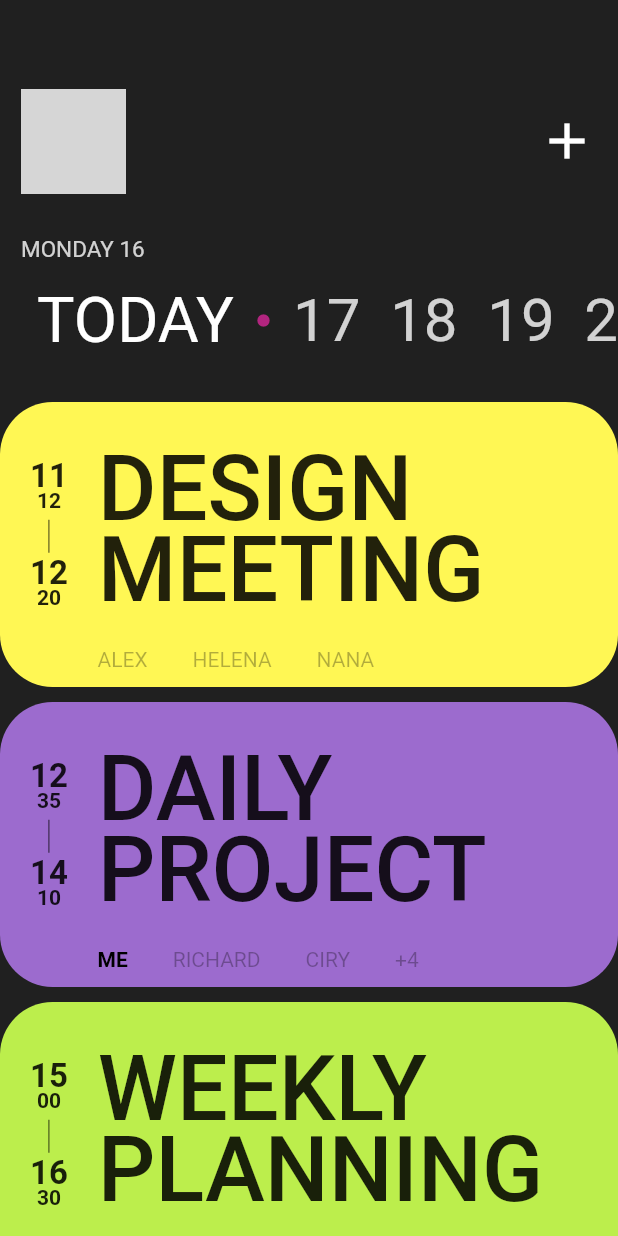
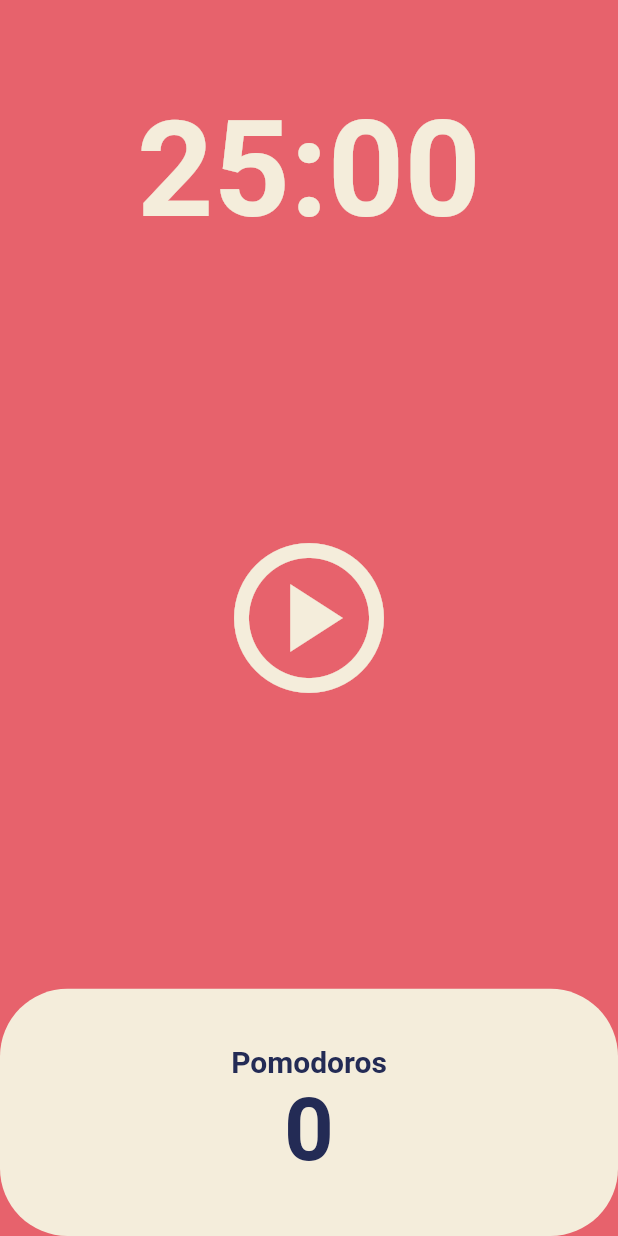
Before and after one commit to ukiiing00/toonflix, a Flutter app: the screen it shows after launch, on a phone screen of 412 x 824 dp. Run offline on Flutter 3.47's test engine with Material 2 defaults, Android fonts, the phone set to English and light mode, and no system bars; grey boxes are pictures that could not be loaded.

Commit message:
POMODORO APP

```diff
--- a/lib/main.dart
+++ b/lib/main.dart
@@ -1,10 +1,33 @@
 import 'package:flutter/material.dart';
+import 'package:toonflix/screens/home_screen.dart';
 import 'package:toonflix/widgets/button.dart';
 import 'package:toonflix/widgets/currency_card.dart';
 import 'package:toonflix/widgets/schedule_card.dart';
 
 void main() {
-  runApp(const CodeChallenge());
+  runApp(const Pomodoro());
+}
+
+class Pomodoro extends StatelessWidget {
+  const Pomodoro({super.key});
+
+  @override
+  Widget build(BuildContext context) {
+    return MaterialApp(
+      theme: ThemeData(
+        textTheme: const TextTheme(
+          displayLarge: TextStyle(
+            color: Color(0xFF232B55),
+          ),
+        ),
+        cardColor: const Color(0xFFF4EDDB),
+        colorScheme: ColorScheme.fromSwatch(
+          backgroundColor: const Color(0xFFE7626C),
+        ),
+      ),
+      home: const HomeScreen(),
+    );
+  }
 }
 
 class CodeChallenge extends StatelessWidget {
--- /dev/null
+++ b/lib/screens/home_screen.dart
@@ -0,0 +1,135 @@
+import 'dart:async';
+
+import 'package:flutter/material.dart';
+
+class HomeScreen extends StatefulWidget {
+  const HomeScreen({super.key});
+
+  @override
+  State<HomeScreen> createState() => _HomeScreenState();
+}
+
+class _HomeScreenState extends State<HomeScreen> {
+  static const twentyFiveMinutes = 1500;
+  int totalSecond = twentyFiveMinutes;
+  bool isRunning = false;
+  int totalPomodoros = 0;
+
+  late Timer timer;
+
+  void onTick(Timer timer) {
+    if (totalSecond == 0) {
+      setState(() {
+        totalPomodoros = totalPomodoros + 1;
+        isRunning = false;
+        totalSecond = twentyFiveMinutes;
+      });
+      timer.cancel();
+    } else {
+      setState(() {
+        totalSecond = totalSecond - 1;
+      });
+    }
+  }
+
+  void onStartPressed() {
+    timer = Timer.periodic(
+      const Duration(seconds: 1),
+      onTick,
+    );
+    setState(() {
+      isRunning = true;
+    });
+  }
+
+  void onStopPressed() {
+    timer.cancel();
+    setState(() {
+      isRunning = false;
+    });
+  }
+
+  String format(int seconds) {
+    Duration duration = Duration(seconds: seconds);
+    return duration.toString().split('.').first.substring(2);
+  }
+
+  @override
+  Widget build(BuildContext context) {
+    return Scaffold(
+      backgroundColor: Theme.of(context).colorScheme.background,
+      body: Column(
+        crossAxisAlignment: CrossAxisAlignment.center,
+        children: [
+          Flexible(
+            flex: 1,
+            child: Container(
+              alignment: Alignment.bottomCenter,
+              child: Text(
+                format(totalSecond),
+                style: TextStyle(
+                  color: Theme.of(context).cardColor,
+                  fontSize: 89,
+                  fontWeight: FontWeight.bold,
+                ),
+              ),
+            ),
+          ),
+          Flexible(
+            flex: 3,
+            child: Center(
+              child: GestureDetector(
+                onTap: isRunning ? onStopPressed : onStartPressed,
+                child: Icon(
+                  isRunning
+                      ? Icons.pause_circle_outline
+                      : Icons.play_circle_outlined,
+                  size: 120,
+                  color: Theme.of(context).cardColor,
+                ),
+              ),
+            ),
+          ),
+          Flexible(
+            flex: 1,
+            child: Row(
+              children: [
+                Expanded(
+                  child: Container(
+                    decoration: BoxDecoration(
+                      color: Theme.of(context).cardColor,
+                      borderRadius: BorderRadius.circular(45),
+                    ),
+                    child: Column(
+                      mainAxisAlignment: MainAxisAlignment.center,
+                      children: [
+                        Text(
+                          'Pomodoros',
+                          style: TextStyle(
+                            fontSize: 20,
+                            color:
+                                Theme.of(context).textTheme.displayLarge?.color,
+                            fontWeight: FontWeight.w600,
+                          ),
+                        ),
+                        Text(
+                          '$totalPomodoros',
+                          style: TextStyle(
+                            fontSize: 58,
+                            color:
+                                Theme.of(context).textTheme.displayLarge?.color,
+                            fontWeight: FontWeight.w600,
+                          ),
+                        ),
+                      ],
+                    ),
+                  ),
+                ),
+              ],
+            ),
+          ),
+        ],
+      ),
+    );
+  }
+}
```
